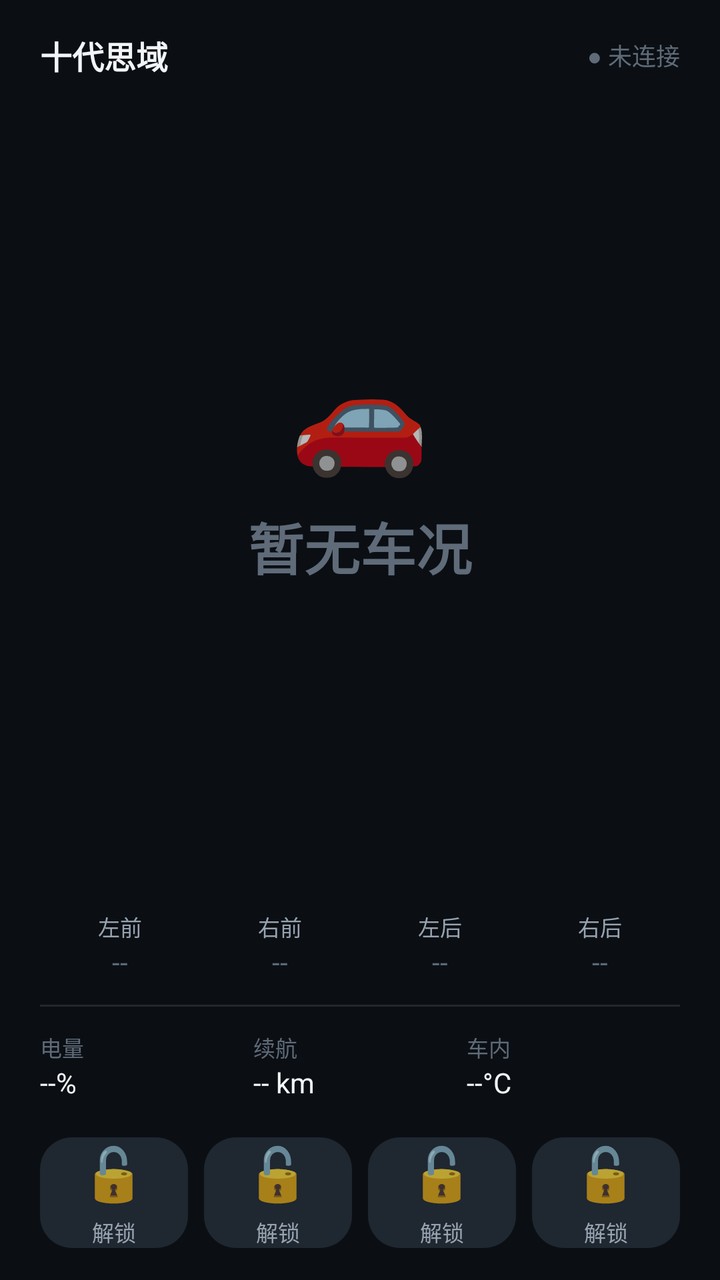
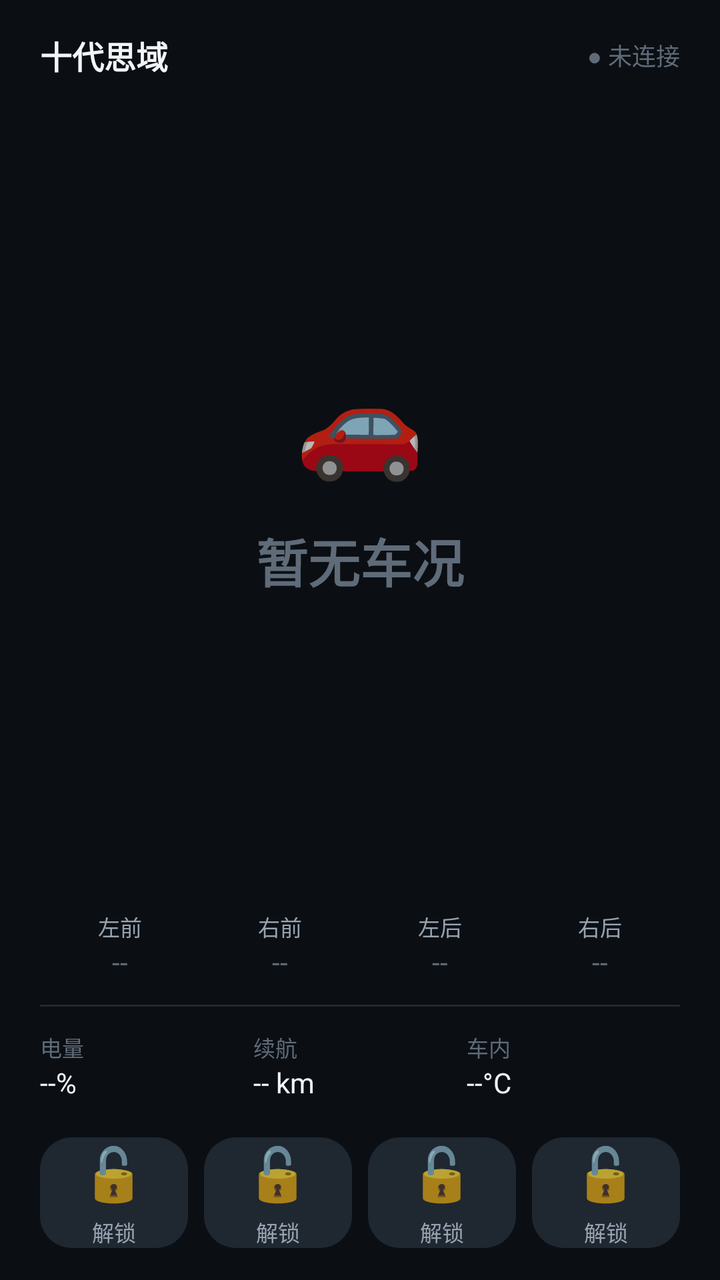

Screens rendered from an Android XML layout before and after an edit, with the pre-edit source and the edit as a unified diff.
<!-- AndroidManifest.xml: application theme android:Theme.Material.NoActionBar -->
<!-- res/layout/card_main.xml -->
<?xml version="1.0" encoding="utf-8"?>
<FrameLayout xmlns:android="http://schemas.android.com/apk/res/android"
    android:layout_width="match_parent"
    android:layout_height="match_parent"
    android:background="@color/bg_card">

    <LinearLayout
        android:layout_width="match_parent"
        android:layout_height="match_parent"
        android:orientation="vertical"
        android:paddingStart="20dp"
        android:paddingEnd="20dp"
        android:paddingTop="16dp"
        android:paddingBottom="16dp">

        
        <LinearLayout
            android:layout_width="match_parent"
            android:layout_height="wrap_content"
            android:gravity="center_vertical"
            android:orientation="horizontal">

            <TextView
                android:id="@+id/tvCarName"
                android:layout_width="0dp"
                android:layout_height="wrap_content"
                android:layout_weight="1"
                android:singleLine="true"
                android:text="十代思域"
                android:textColor="@color/text_primary"
                android:textSize="16sp"
                android:textStyle="bold" />

            <TextView
                android:id="@+id/tvConn"
                android:layout_width="wrap_content"
                android:layout_height="wrap_content"
                android:text="● 未连接"
                android:textColor="@color/text_muted"
                android:textSize="12sp" />
        </LinearLayout>

        
        <LinearLayout
            android:layout_width="match_parent"
            android:layout_height="0dp"
            android:layout_weight="1"
            android:gravity="center"
            android:orientation="vertical"
            android:paddingTop="8dp"
            android:paddingBottom="8dp">

            <TextView
                android:id="@+id/tvLockIcon"
                android:layout_width="wrap_content"
                android:layout_height="wrap_content"
                android:layout_gravity="center_horizontal"
                android:includeFontPadding="true"
                android:text="🚗"
                android:textSize="56sp" />

            <TextView
                android:id="@+id/tvLockState"
                android:layout_width="wrap_content"
                android:layout_height="wrap_content"
                android:layout_gravity="center_horizontal"
                android:layout_marginTop="10dp"
                android:includeFontPadding="true"
                android:paddingBottom="4dp"
                android:text="暂无车况"
                android:textColor="@color/text_muted"
                android:textSize="28sp"
                android:textStyle="bold" />

            <TextView
                android:id="@+id/tvTip"
                android:layout_width="wrap_content"
                android:layout_height="wrap_content"
                android:layout_marginTop="6dp"
                android:maxLines="2"
                android:gravity="center"
                android:text=""
                android:textColor="@color/text_muted"
                android:textSize="11sp" />
        </LinearLayout>

        
        <LinearLayout
            android:layout_width="match_parent"
            android:layout_height="wrap_content"
            android:orientation="horizontal"
            android:paddingTop="8dp"
            android:paddingBottom="8dp">

            <LinearLayout
                android:layout_width="0dp"
                android:layout_height="wrap_content"
                android:layout_weight="1"
                android:gravity="center"
                android:orientation="vertical">

                <TextView
                    android:layout_width="wrap_content"
                    android:layout_height="wrap_content"
                    android:text="左前"
                    android:textColor="@color/text_secondary"
                    android:textSize="11sp" />

                <TextView
                    android:id="@+id/tvFLStat"
                    android:layout_width="wrap_content"
                    android:layout_height="wrap_content"
                    android:text="--"
                    android:textColor="@color/text_muted"
                    android:textSize="14sp" />
            </LinearLayout>

            <LinearLayout
                android:layout_width="0dp"
                android:layout_height="wrap_content"
                android:layout_weight="1"
                android:gravity="center"
                android:orientation="vertical">

                <TextView
                    android:layout_width="wrap_content"
                    android:layout_height="wrap_content"
                    android:text="右前"
                    android:textColor="@color/text_secondary"
                    android:textSize="11sp" />

                <TextView
                    android:id="@+id/tvFRStat"
                    android:layout_width="wrap_content"
                    android:layout_height="wrap_content"
                    android:text="--"
                    android:textColor="@color/text_muted"
                    android:textSize="14sp" />
            </LinearLayout>

            <LinearLayout
                android:layout_width="0dp"
                android:layout_height="wrap_content"
                android:layout_weight="1"
                android:gravity="center"
                android:orientation="vertical">

                <TextView
                    android:layout_width="wrap_content"
                    android:layout_height="wrap_content"
                    android:text="左后"
                    android:textColor="@color/text_secondary"
                    android:textSize="11sp" />

                <TextView
                    android:id="@+id/tvRLStat"
                    android:layout_width="wrap_content"
                    android:layout_height="wrap_content"
                    android:text="--"
                    android:textColor="@color/text_muted"
                    android:textSize="14sp" />
            </LinearLayout>

            <LinearLayout
                android:layout_width="0dp"
                android:layout_height="wrap_content"
                android:layout_weight="1"
                android:gravity="center"
                android:orientation="vertical">

                <TextView
                    android:layout_width="wrap_content"
                    android:layout_height="wrap_content"
                    android:text="右后"
                    android:textColor="@color/text_secondary"
                    android:textSize="11sp" />

                <TextView
                    android:id="@+id/tvRRStat"
                    android:layout_width="wrap_content"
                    android:layout_height="wrap_content"
                    android:text="--"
                    android:textColor="@color/text_muted"
                    android:textSize="14sp" />
            </LinearLayout>
        </LinearLayout>

        <View
            android:layout_width="match_parent"
            android:layout_height="1dp"
            android:layout_marginTop="4dp"
            android:layout_marginBottom="4dp"
            android:background="@color/divider" />

        
        <LinearLayout
            android:layout_width="match_parent"
            android:layout_height="wrap_content"
            android:orientation="horizontal"
            android:paddingTop="8dp"
            android:paddingBottom="8dp">

            <LinearLayout
                android:layout_width="0dp"
                android:layout_height="wrap_content"
                android:layout_weight="1"
                android:orientation="vertical">

                <TextView
                    android:layout_width="wrap_content"
                    android:layout_height="wrap_content"
                    android:text="电量"
                    android:textColor="@color/text_muted"
                    android:textSize="11sp" />

                <TextView
                    android:id="@+id/tvBattery"
                    android:layout_width="wrap_content"
                    android:layout_height="wrap_content"
                    android:text="--%"
                    android:textColor="@color/text_primary"
                    android:textSize="14sp" />
            </LinearLayout>

            <LinearLayout
                android:layout_width="0dp"
                android:layout_height="wrap_content"
                android:layout_weight="1"
                android:orientation="vertical">

                <TextView
                    android:layout_width="wrap_content"
                    android:layout_height="wrap_content"
                    android:text="续航"
                    android:textColor="@color/text_muted"
                    android:textSize="11sp" />

                <TextView
                    android:id="@+id/tvRange"
                    android:layout_width="wrap_content"
                    android:layout_height="wrap_content"
                    android:text="-- km"
                    android:textColor="@color/text_primary"
                    android:textSize="14sp" />
            </LinearLayout>

            <LinearLayout
                android:layout_width="0dp"
                android:layout_height="wrap_content"
                android:layout_weight="1"
                android:orientation="vertical">

                <TextView
                    android:layout_width="wrap_content"
                    android:layout_height="wrap_content"
                    android:text="车内"
                    android:textColor="@color/text_muted"
                    android:textSize="11sp" />

                <TextView
                    android:id="@+id/tvTemp"
                    android:layout_width="wrap_content"
                    android:layout_height="wrap_content"
                    android:text="--°C"
                    android:textColor="@color/text_primary"
                    android:textSize="14sp" />
            </LinearLayout>
        </LinearLayout>

        
        <LinearLayout
            android:layout_width="match_parent"
            android:layout_height="wrap_content"
            android:layout_marginTop="10dp"
            android:orientation="horizontal">

            <include
                android:id="@+id/btnUnlock"
                layout="@layout/item_btn"
                android:layout_width="0dp"
                android:layout_height="wrap_content"
                android:layout_weight="1" />

            <include
                android:id="@+id/btnLock"
                layout="@layout/item_btn"
                android:layout_width="0dp"
                android:layout_height="wrap_content"
                android:layout_marginStart="@dimen/btn_gap"
                android:layout_weight="1" />

            <include
                android:id="@+id/btnTrunk"
                layout="@layout/item_btn"
                android:layout_width="0dp"
                android:layout_height="wrap_content"
                android:layout_marginStart="@dimen/btn_gap"
                android:layout_weight="1" />

            <include
                android:id="@+id/btnFind"
                layout="@layout/item_btn"
                android:layout_width="0dp"
                android:layout_height="wrap_content"
                android:layout_marginStart="@dimen/btn_gap"
                android:layout_weight="1" />
        </LinearLayout>
    </LinearLayout>
</FrameLayout>
<!-- res/layout/item_btn.xml (included above) -->
<?xml version="1.0" encoding="utf-8"?>
<LinearLayout xmlns:android="http://schemas.android.com/apk/res/android"
    android:layout_width="match_parent"
    android:layout_height="match_parent"
    android:background="@drawable/bg_btn"
    android:gravity="center"
    android:orientation="vertical">

    <TextView
        android:id="@+id/btnIcon"
        android:layout_width="wrap_content"
        android:layout_height="wrap_content"
        android:text="🔓"
        android:textSize="26sp" />

    <TextView
        android:id="@+id/btnLabel"
        android:layout_width="wrap_content"
        android:layout_height="wrap_content"
        android:layout_marginTop="4dp"
        android:text="解锁"
        android:textColor="@color/text_secondary"
        android:textSize="11sp" />
</LinearLayout>
<!-- resources referenced by this layout -->
<resources>
  <color name="bg_card">#FF0B0F14</color>
  <color name="divider">#1AFFFFFF</color>
  <color name="text_muted">#FF5F6B78</color>
  <color name="text_primary">#FFF2F5F8</color>
  <color name="text_secondary">#FF97A3B0</color>
  <dimen name="btn_gap">8dp</dimen>
  <!-- drawable bg_btn (drawable) -->
  <?xml version="1.0" encoding="utf-8"?>
  <selector xmlns:android="http://schemas.android.com/apk/res/android">
  
      <item android:state_pressed="true">
          <shape android:shape="rectangle">
              <solid android:color="#FF2C3947" />
              <corners android:radius="@dimen/btn_radius" />
          </shape>
      </item>
  
      <item android:state_enabled="false">
          <shape android:shape="rectangle">
              <solid android:color="#FF121821" />
              <corners android:radius="@dimen/btn_radius" />
          </shape>
      </item>
  
      <item>
          <shape android:shape="rectangle">
              <solid android:color="@color/bg_surface_hi" />
              <corners android:radius="@dimen/btn_radius" />
          </shape>
      </item>
  </selector>
  <dimen name="btn_radius">16dp</dimen>
  <color name="bg_surface_hi">#FF1F2731</color>
</resources>

<!-- the commit's change to res/layout/card_main.xml (unified diff, before → after) -->
@@ -55,22 +55,23 @@
                 android:layout_width="wrap_content"
                 android:layout_height="wrap_content"
                 android:layout_gravity="center_horizontal"
-                android:includeFontPadding="true"
+                android:layout_marginTop="12dp"
                 android:text="🚗"
-                android:textSize="56sp" />
+                android:textSize="52sp" />
 
             <TextView
                 android:id="@+id/tvLockState"
                 android:layout_width="wrap_content"
                 android:layout_height="wrap_content"
                 android:layout_gravity="center_horizontal"
-                android:layout_marginTop="10dp"
-                android:includeFontPadding="true"
-                android:paddingBottom="4dp"
+                android:layout_marginTop="14dp"
+                android:minHeight="44dp"
+                android:gravity="center"
                 android:text="暂无车况"
                 android:textColor="@color/text_muted"
-                android:textSize="28sp"
-                android:textStyle="bold" />
+                android:textSize="26sp"
+                android:textStyle="bold"
+                android:visibility="visible" />
 
             <TextView
                 android:id="@+id/tvTip"
